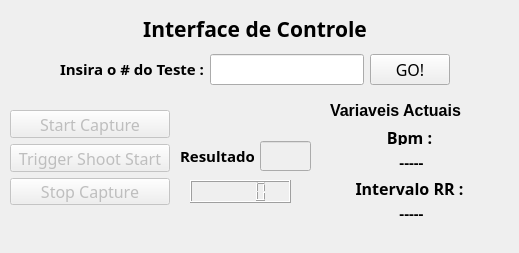
The window that controlDeportivo/ui/home.ui (DiegoPaezA/pythonCompu) describes before a commit, drawn with Qt 5.
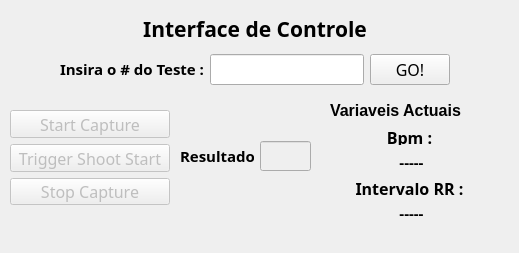
The same window after the commit.

```diff
--- a/controlDeportivo/ui/home.ui
+++ b/controlDeportivo/ui/home.ui
@@ -279,13 +279,13 @@
      </item>
     </layout>
    </widget>
-   <widget class="QLCDNumber" name="lcdNumber">
+   <widget class="QLabel" name="relojout">
     <property name="geometry">
      <rect>
       <x>190</x>
-      <y>180</y>
-      <width>101</width>
-      <height>23</height>
+      <y>210</y>
+      <width>111</width>
+      <height>21</height>
      </rect>
     </property>
    </widget>
```
Left out of the diff: 17 changed lines with no effect on the pictures.
